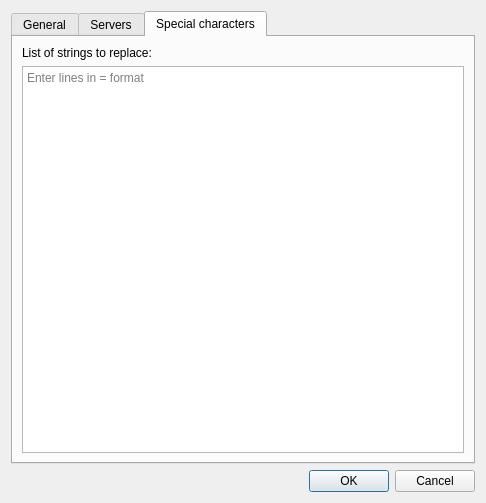
This is src/preferencesdialog.ui in jsbien/djview-poliqarp_fork as Qt 5 draws it before an edit. The edited form follows.
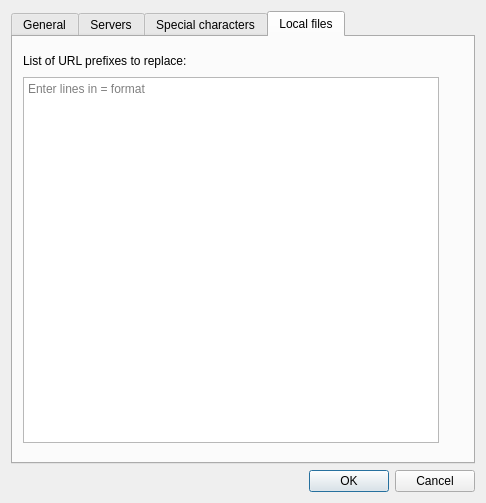
This is the edited form.

The edit to the form file:
```diff
--- a/src/preferencesdialog.ui
+++ b/src/preferencesdialog.ui
@@ -17,7 +17,7 @@
    <item>
     <widget class="QTabWidget" name="tabWidget">
      <property name="currentIndex">
-      <number>2</number>
+      <number>3</number>
      </property>
      <widget class="QWidget" name="generalTab">
       <attribute name="title">
@@ -341,6 +341,37 @@
        </item>
       </layout>
      </widget>
+     <widget class="QWidget" name="urlTab">
+      <attribute name="title">
+       <string>Local files</string>
+      </attribute>
+      <widget class="QLabel" name="urlLabel">
+       <property name="geometry">
+        <rect>
+         <x>10</x>
+         <y>16</y>
+         <width>416</width>
+         <height>16</height>
+        </rect>
+       </property>
+       <property name="text">
+        <string>List of URL prefixes to replace:</string>
+       </property>
+      </widget>
+      <widget class="QPlainTextEdit" name="urlEdit">
+       <property name="geometry">
+        <rect>
+         <x>10</x>
+         <y>40</y>
+         <width>416</width>
+         <height>366</height>
+        </rect>
+       </property>
+       <property name="placeholderText">
+        <string>Enter lines in &lt;remote URL&gt;=&lt;local URL&gt; format</string>
+       </property>
+      </widget>
+     </widget>
     </widget>
    </item>
    <item>
```
Left out of the diff: 2 changed lines with no effect on the pictures.
